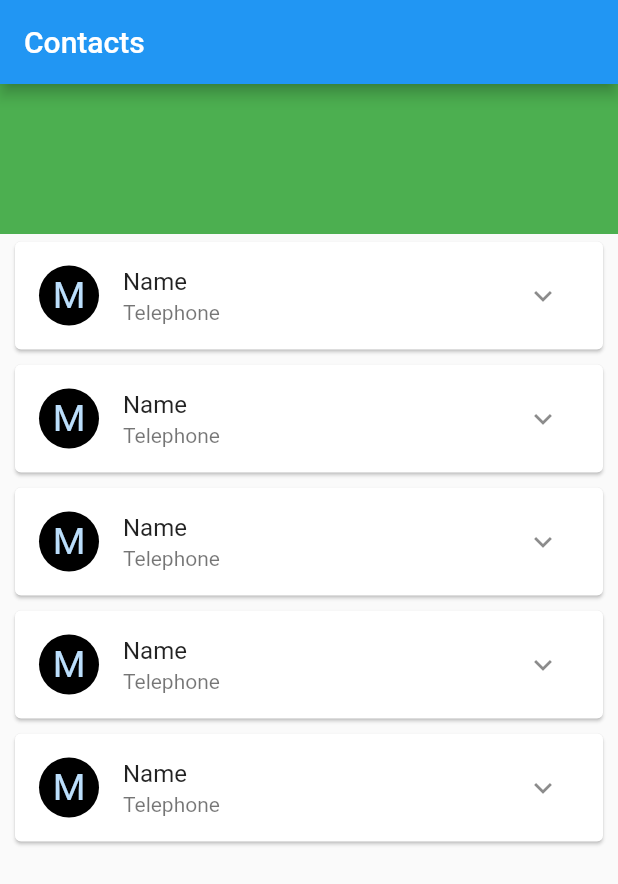
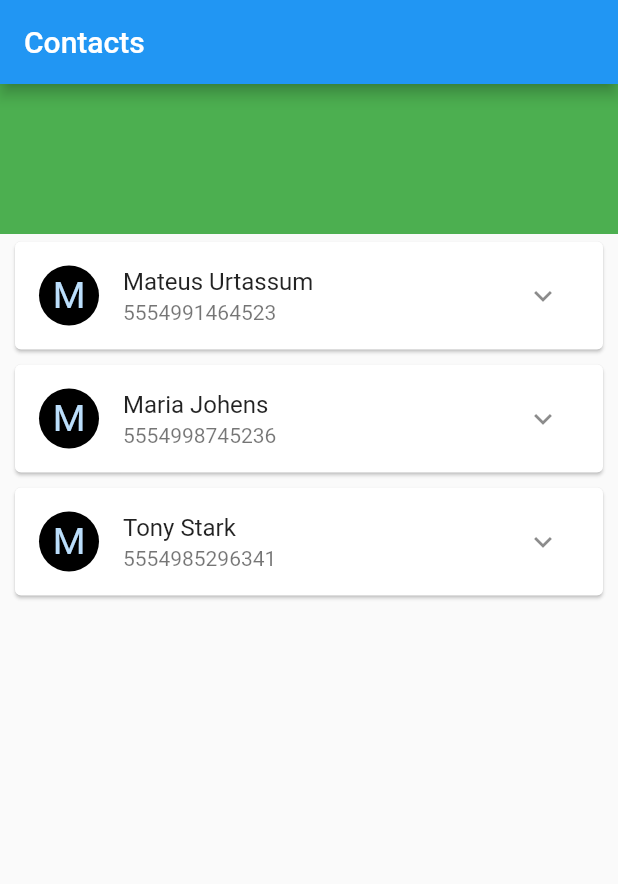
Before and after one commit to MateusBU/ContatosApp, a Flutter app: the screen it shows after launch, on a phone screen of 412 x 824 dp. Shown: the top 884 px of the screen. Run offline on Flutter 3.47's test engine with Material 2 defaults, Android fonts, the phone set to English and light mode, and no system bars.

Commit message:
- Inserido dados dos contatos - Inserido página de cada contato - Incrementado aplciações na página principal

```diff
--- a/contatos/lib/components/contact_item_widget.dart
+++ b/contatos/lib/components/contact_item_widget.dart
@@ -1,14 +1,19 @@
 import 'package:flutter/material.dart';
 
+import '../models/contact.dart';
+import '../routes/routes_app.dart';
+
 class ContactItemWidget extends StatefulWidget {
-  const ContactItemWidget({super.key});
+
+  const ContactItemWidget(this.contact);
+
+  final Contact contact;
 
   @override
   State<ContactItemWidget> createState() => _ContactItemWidgetState();
 }
 
 class _ContactItemWidgetState extends State<ContactItemWidget> {
-
   bool _isExpanded = false;
 
   @override
@@ -18,13 +23,15 @@ class _ContactItemWidgetState extends State<ContactItemWidget> {
         vertical: 5,
         horizontal: 10,
       ),
-      child: ListTile(
+      child: Column(
+        children: [
+          ListTile(
             leading: const CircleAvatar(
               backgroundColor: Colors.black,
               child: Text('M', style: TextStyle(fontSize: 25 ),),
             ),
-        title: const Text('Name'),
-        subtitle: const Text('Telephone'),
+            title: Text(widget.contact.name),
+            subtitle: Text(widget.contact.number[0]),
             trailing: IconButton(
               onPressed: () {
                 setState(() {
@@ -36,6 +43,63 @@ class _ContactItemWidgetState extends State<ContactItemWidget> {
                 : const Icon(Icons.expand_more_outlined),
             ),
           ),
+          if(_isExpanded)
+            SizedBox(
+              width: double.infinity,
+              height: 70,
+              child: Row(
+                mainAxisAlignment: MainAxisAlignment.spaceAround,
+                children: [
+                  Column(
+                    children: [
+                      IconButton(
+                        onPressed: () {
+                          Navigator.of(context).pushNamed(
+                            AppRoutes.CONTACT_DETAIL,
+                            arguments: widget.contact,
+                          );
+                        },
+                        iconSize: 35,
+                        icon: const Icon(Icons.info_outline,color: Colors.blue,)
+                      ),
+                      const Text('Info'),
+                    ],
+                  ),
+                  Column(
+                    children: [
+                      IconButton(
+                        onPressed: () {},
+                        iconSize: 35,
+                        icon: const Icon(Icons.delete_outline, color: Colors.orange)
+                      ),
+                      const Text('Delete'),
+                    ],
+                  ),
+                  Column(
+                    children: [
+                      IconButton(
+                        onPressed: () {},
+                        iconSize: 35,
+                        icon: const Icon(Icons.call_outlined, color: Colors.green)
+                      ),
+                      const Text('Call'),
+                    ],
+                  ),
+                  Column(
+                    children: [
+                      IconButton(
+                        onPressed: () {},
+                        iconSize: 35,
+                        icon: const Icon(Icons.message_outlined, color: Colors.grey)
+                      ),
+                      const Text('Message'),
+                    ],
+                  ),
+                ]
+              ),
+            ),
+        ],
+      ),
     );
   }
 }
--- /dev/null
+++ b/contatos/lib/data/dummy_data.dart
@@ -0,0 +1,21 @@
+
+
+import '../models/contact.dart';
+
+final dummyContact = [
+  Contact(
+    id: 'p1',
+    name: 'Mateus Urtassum',
+    number: ['5554991464523'],
+  ),
+  Contact(
+    id: 'p2',
+    name: 'Maria Johens',
+    number: ['5554998745236'],
+  ),
+  Contact(
+    id: 'p3',
+    name: 'Tony Stark',
+    number: ['5554985296341'],
+  ),
+];
--- a/contatos/lib/main.dart
+++ b/contatos/lib/main.dart
@@ -1,3 +1,4 @@
+import 'package:contatos/pages/contact_detail_page.dart';
 import 'package:contatos/pages/contacts_overview_page.dart';
 import 'package:flutter/material.dart';
 
@@ -19,7 +20,8 @@ class MyApp extends StatelessWidget {
         primarySwatch: Colors.blue,
       ),
       routes: {
-        AppRoutes.HOME: (context) => const ContactsOverviewPage(),
+        AppRoutes.HOME: (context) => ContactsOverviewPage(),
+        AppRoutes.CONTACT_DETAIL: (context) => const ContactDetailPage(),
       },
     );
   }
--- /dev/null
+++ b/contatos/lib/models/contact.dart
@@ -0,0 +1,31 @@
+
+class ContactGroup{
+ static const String FAMILY = 'Family';
+ static const String FRIEND = 'Friend';
+ static const String COWORKER = 'Coworker';
+ static const String MY_CONTACT = 'Friend';
+}
+
+class Contact {
+  final String id;
+  final String name;
+  final String? address;
+  final List<String> number;
+  final String? imageUrl;
+  final String? email;
+  final String? groups;
+  bool isFavorite;
+
+  Contact({
+    required this.id,
+    required this.name,
+    required this.number,
+    this.address,
+    this.imageUrl,
+    this.email,
+    this.groups,
+    this.isFavorite = false,
+  });
+
+
+}
--- /dev/null
+++ b/contatos/lib/pages/contact_detail_page.dart
@@ -0,0 +1,26 @@
+import 'package:flutter/material.dart';
+
+import '../models/contact.dart';
+
+
+
+class ContactDetailPage extends StatelessWidget {
+
+
+  const ContactDetailPage();
+
+  @override
+  Widget build(BuildContext context) {
+    final Contact contact = ModalRoute.of(context)!.settings.arguments as Contact;
+    return Scaffold(
+      appBar: AppBar(
+        title: Text(contact.name),
+      ),
+      body: Container(
+        child:  Center(
+          child: Text(contact.name),
+        ),
+      ),
+    );
+  }
+}
--- a/contatos/lib/pages/contacts_overview_page.dart
+++ b/contatos/lib/pages/contacts_overview_page.dart
@@ -1,8 +1,13 @@
 import 'package:contatos/components/contact_item_widget.dart';
+import 'package:contatos/data/dummy_data.dart';
 import 'package:flutter/material.dart';
 
+import '../models/contact.dart';
+
 class ContactsOverviewPage extends StatelessWidget {
-  const ContactsOverviewPage({super.key});
+  ContactsOverviewPage({super.key});
+
+  final List<Contact> contacts = dummyContact;
 
   @override
   Widget build(BuildContext context) {
@@ -21,9 +26,9 @@ class ContactsOverviewPage extends StatelessWidget {
           ),
           Expanded(
             child: ListView.builder(
-              itemCount: 5,
+              itemCount: contacts.length,
               itemBuilder: (
-                (ctx, index) => const ContactItemWidget()
+                (ctx, index) => ContactItemWidget(contacts[index])
               ),
             ),
           ),
--- a/contatos/lib/routes/routes_app.dart
+++ b/contatos/lib/routes/routes_app.dart
@@ -1,3 +1,4 @@
 class AppRoutes {
   static const HOME = '/';
+  static const CONTACT_DETAIL = '/contact-detail';
 }
```
Lines whose indentation alone changed are shown as unchanged.
